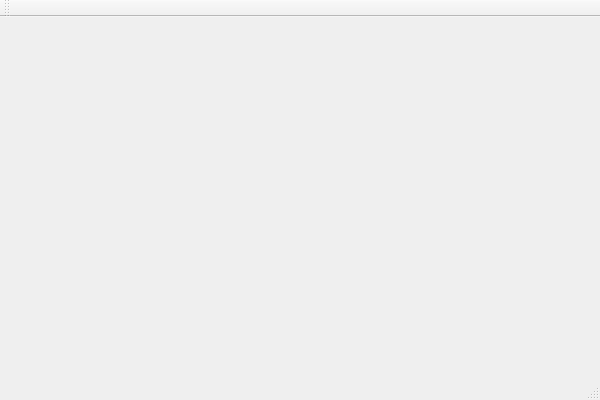
alenyashka/megaclient, file src/mainwindow.ui: the form before one commit.
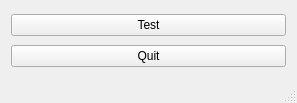
The form after the commit.

Diff of the .ui file:
```diff
--- a/src/mainwindow.ui
+++ b/src/mainwindow.ui
@@ -1,24 +1,38 @@
 <ui version="4.0">
  <class>MainWindow</class>
- <widget class="QMainWindow" name="MainWindow" >
-  <property name="geometry" >
+ <widget class="QMainWindow" name="MainWindow">
+  <property name="geometry">
    <rect>
     <x>0</x>
     <y>0</y>
-    <width>600</width>
-    <height>400</height>
+    <width>297</width>
+    <height>103</height>
    </rect>
   </property>
   <property name="windowTitle" >
    <string>MainWindow</string>
   </property>
-  <widget class="QMenuBar" name="menuBar" />
-  <widget class="QToolBar" name="mainToolBar" />
-  <widget class="QWidget" name="centralWidget" />
-  <widget class="QStatusBar" name="statusBar" />
+  <widget class="QWidget" name="centralWidget">
+   <layout class="QVBoxLayout" name="verticalLayout_2">
+    <item>
+     <widget class="QPushButton" name="TestButton">
+      <property name="text">
+       <string>Test</string>
+      </property>
+     </widget>
+    </item>
+    <item>
+     <widget class="QPushButton" name="QuitButton">
+      <property name="text">
+       <string>Quit</string>
+      </property>
+     </widget>
+    </item>
+   </layout>
+  </widget>
+  <widget class="QStatusBar" name="statusBar"/>
  </widget>
- <layoutDefault spacing="6" margin="11" />
- <pixmapfunction></pixmapfunction>
+ <layoutdefault spacing="6" margin="11"/>
  <resources/>
  <connections/>
 </ui>
```
Left out of the diff: 22 changed lines with no effect on the pictures.
